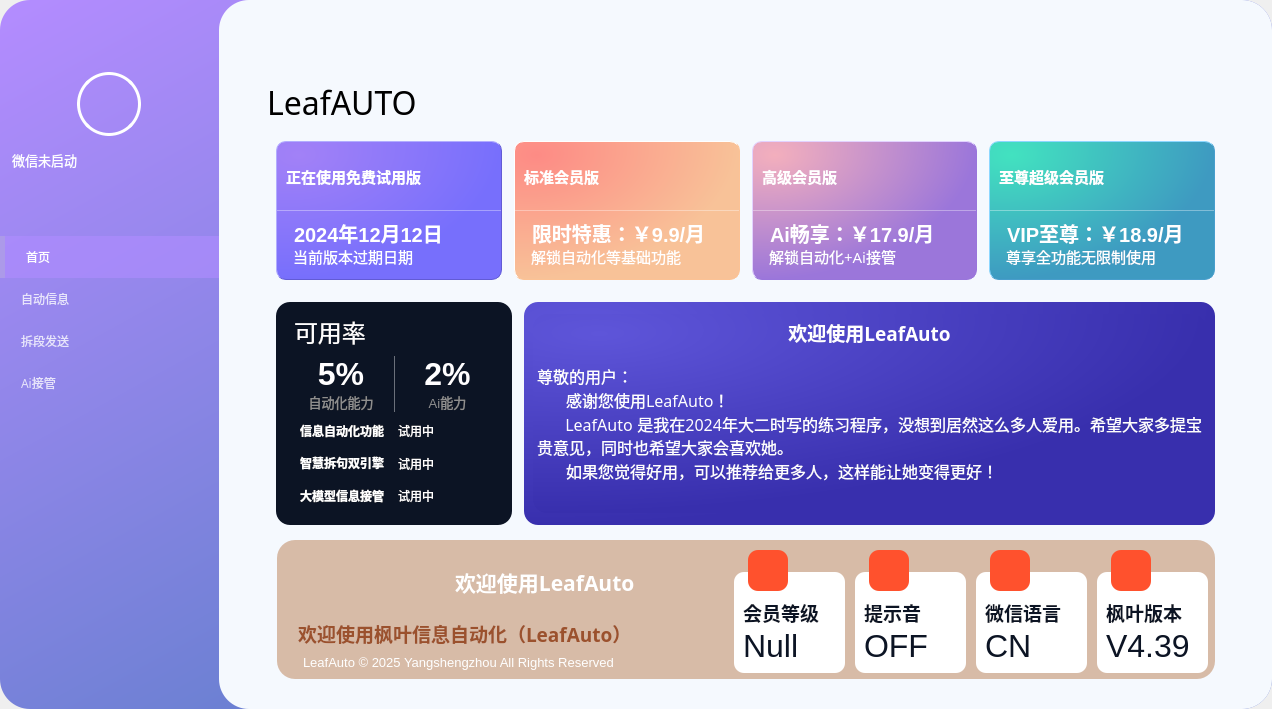
Qt form Ui_MainWindow.ui (YangShengzhou03/LeafAuto) before a commit.
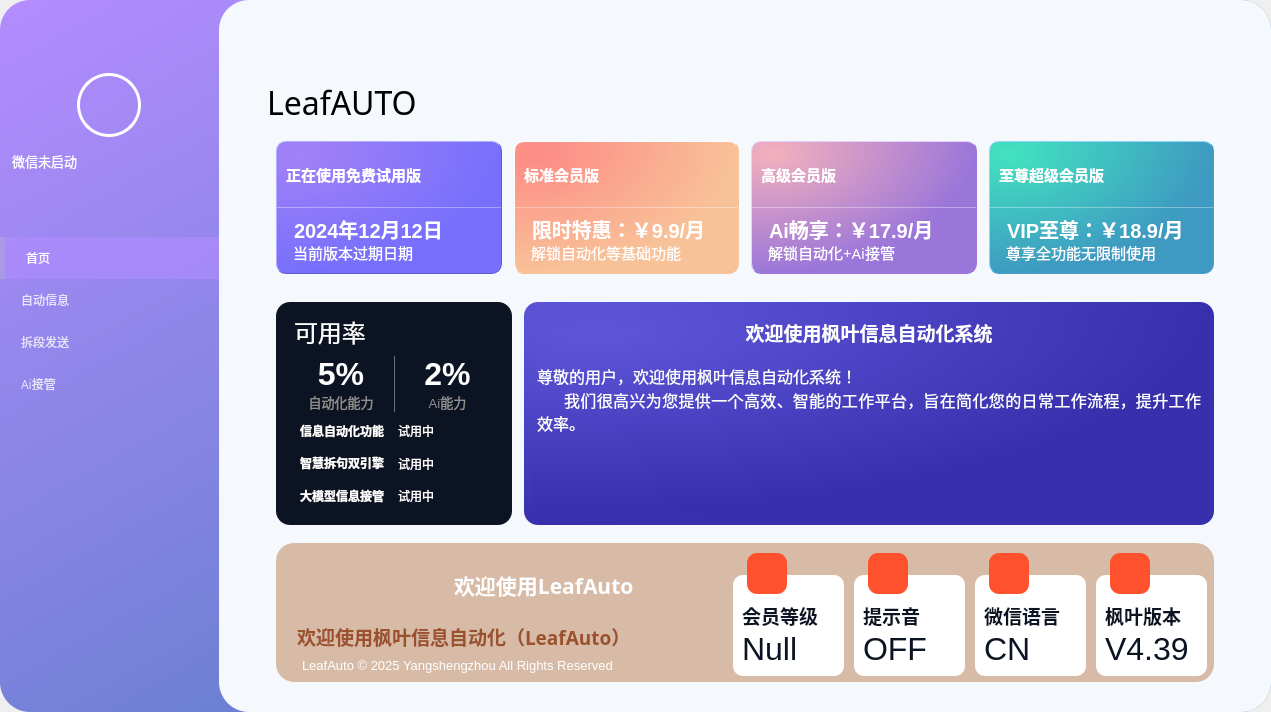
The same form after that commit. Icons and pictures are not drawn.

Commit message: 枫叶信息自动化系统

Patch:
```diff
--- a/Ui_MainWindow.ui
+++ b/Ui_MainWindow.ui
@@ -6,8 +6,8 @@
    <rect>
     <x>0</x>
     <y>0</y>
-    <width>1272</width>
-    <height>705</height>
+    <width>1271</width>
+    <height>711</height>
    </rect>
   </property>
   <property name="windowTitle">
@@ -400,13 +400,13 @@
               <widget class="QFrame" name="vip_frame">
                <property name="minimumSize">
                 <size>
-                 <width>104</width>
+                 <width>98</width>
                  <height>52</height>
                 </size>
                </property>
                <property name="maximumSize">
                 <size>
-                 <width>104</width>
+                 <width>98</width>
                  <height>52</height>
                 </size>
                </property>
@@ -694,7 +694,7 @@
                       <number>9</number>
                      </property>
                      <property name="bottomMargin">
-                      <number>10</number>
+                      <number>16</number>
                      </property>
                      <item>
                       <widget class="QFrame" name="frame_top1">
@@ -1594,7 +1594,7 @@
                       <number>9</number>
                      </property>
                      <property name="bottomMargin">
-                      <number>9</number>
+                      <number>12</number>
                      </property>
                      <item>
                       <widget class="QFrame" name="instrument_frame">
@@ -1943,12 +1943,10 @@
 li.unchecked::marker { content: &quot;\2610&quot;; }
 li.checked::marker { content: &quot;\2612&quot;; }
 &lt;/style&gt;&lt;/head&gt;&lt;body style=&quot; font-family:'微软雅黑 Light'; font-size:9pt; font-weight:400; font-style:normal;&quot;&gt;
-&lt;p align=&quot;center&quot; style=&quot; margin-top:0px; margin-bottom:0px; margin-left:0px; margin-right:0px; -qt-block-indent:0; text-indent:0px;&quot;&gt;&lt;span style=&quot; font-family:'Microsoft YaHei UI'; font-size:14pt; font-weight:700;&quot;&gt;欢迎使用LeafAuto&lt;/span&gt;&lt;/p&gt;
+&lt;p align=&quot;center&quot; style=&quot; margin-top:0px; margin-bottom:0px; margin-left:0px; margin-right:0px; -qt-block-indent:0; text-indent:0px;&quot;&gt;&lt;span style=&quot; font-family:'Microsoft YaHei UI'; font-size:14pt; font-weight:700;&quot;&gt;欢迎使用枫叶信息自动化系统&lt;/span&gt;&lt;/p&gt;
 &lt;p align=&quot;justify&quot; style=&quot;-qt-paragraph-type:empty; margin-top:0px; margin-bottom:0px; margin-left:0px; margin-right:0px; -qt-block-indent:0; text-indent:0px; font-family:'Microsoft YaHei UI';&quot;&gt;&lt;br /&gt;&lt;/p&gt;
-&lt;p align=&quot;justify&quot; style=&quot; margin-top:0px; margin-bottom:0px; margin-left:0px; margin-right:0px; -qt-block-indent:0; text-indent:0px;&quot;&gt;&lt;span style=&quot; font-family:'Microsoft YaHei UI'; font-size:12pt;&quot;&gt;尊敬的用户：&lt;/span&gt;&lt;/p&gt;
-&lt;p align=&quot;justify&quot; style=&quot; margin-top:0px; margin-bottom:0px; margin-left:0px; margin-right:0px; -qt-block-indent:0; text-indent:0px;&quot;&gt;&lt;span style=&quot; font-family:'Microsoft YaHei UI'; font-size:12pt;&quot;&gt;       感谢您使用LeafAuto！&lt;/span&gt;&lt;/p&gt;
-&lt;p align=&quot;justify&quot; style=&quot; margin-top:0px; margin-bottom:0px; margin-left:0px; margin-right:0px; -qt-block-indent:0; text-indent:0px;&quot;&gt;&lt;span style=&quot; font-family:'Microsoft YaHei UI'; font-size:12pt;&quot;&gt;      LeafAuto 是我在2024年大二时写的练习程序，没想到居然这么多人爱用。希望大家多提宝贵意见，同时也希望大家会喜欢她。 &lt;/span&gt;&lt;/p&gt;
-&lt;p align=&quot;justify&quot; style=&quot; margin-top:0px; margin-bottom:0px; margin-left:0px; margin-right:0px; -qt-block-indent:0; text-indent:0px;&quot;&gt;&lt;span style=&quot; font-family:'Microsoft YaHei UI'; font-size:12pt;&quot;&gt;       如果您觉得好用，可以推荐给更多人，这样能让她变得更好！ &lt;/span&gt;&lt;/p&gt;&lt;/body&gt;&lt;/html&gt;</string>
+&lt;p align=&quot;justify&quot; style=&quot; margin-top:0px; margin-bottom:0px; margin-left:0px; margin-right:0px; -qt-block-indent:0; text-indent:0px;&quot;&gt;&lt;span style=&quot; font-family:'Microsoft YaHei UI'; font-size:12pt;&quot;&gt;尊敬的用户，欢迎使用枫叶信息自动化系统！&lt;/span&gt;&lt;/p&gt;
+&lt;p align=&quot;justify&quot; style=&quot; margin-top:0px; margin-bottom:0px; margin-left:0px; margin-right:0px; -qt-block-indent:0; text-indent:0px;&quot;&gt;&lt;span style=&quot; font-family:'Microsoft YaHei UI'; font-size:12pt;&quot;&gt;      我们很高兴为您提供一个高效、智能的工作平台，旨在简化您的日常工作流程，提升工作效率。&lt;/span&gt;&lt;/p&gt;&lt;/body&gt;&lt;/html&gt;</string>
                           </property>
                          </widget>
                         </item>
@@ -1970,7 +1968,7 @@
                      </property>
                      <layout class="QGridLayout" name="gridLayout">
                       <property name="leftMargin">
-                       <number>10</number>
+                       <number>9</number>
                       </property>
                       <property name="topMargin">
                        <number>6</number>
@@ -2139,6 +2137,7 @@
                               <string notr="true">QLabel {
     qproperty-alignment: AlignCenter;
     font-size: 14pt;
+    font-weight: bold;
     color: #9b512d;
 }</string>
                              </property>
```
Left out of the diff: 9 changed lines with no effect on the pictures. The commit also changes 5 other files.
